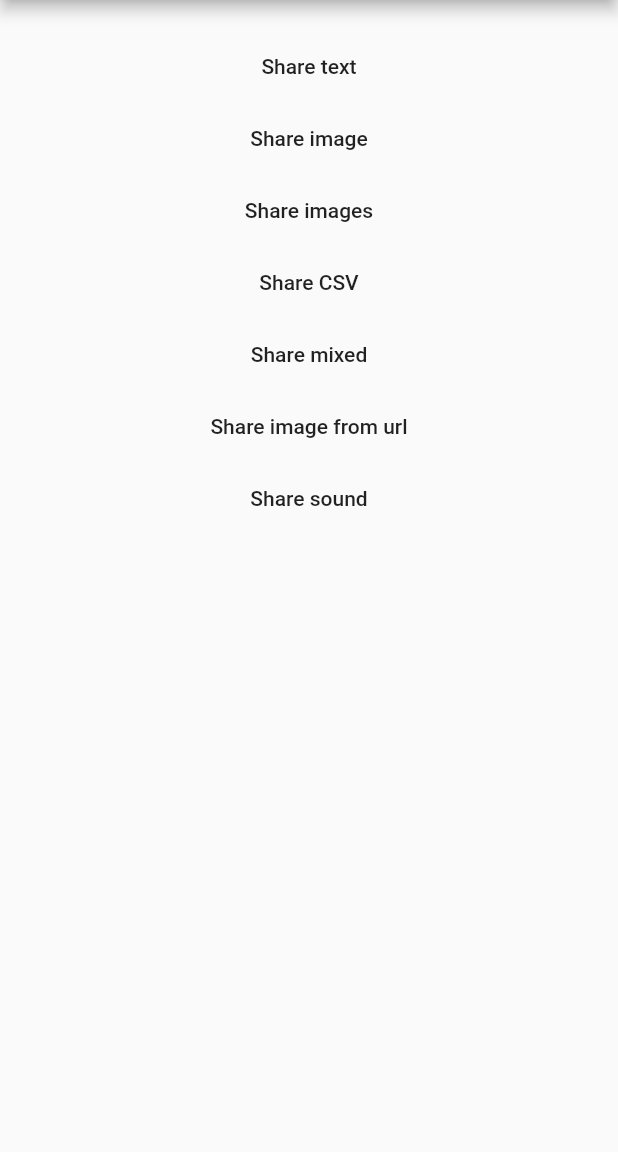
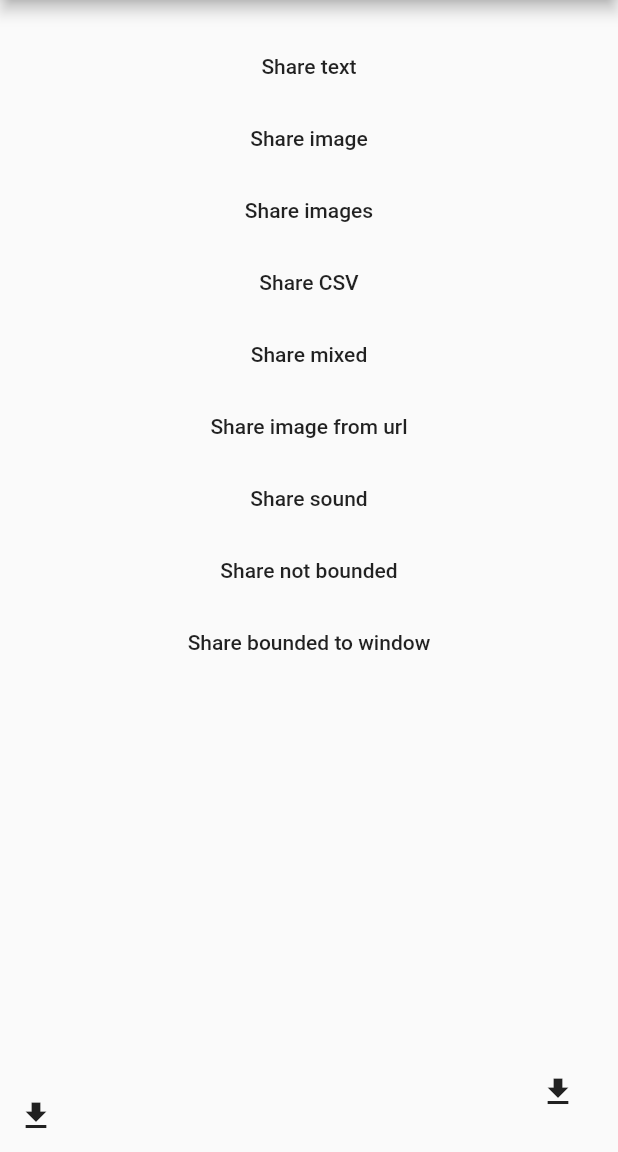
Before and after one commit to esysberlin/esys-flutter-share, a Flutter app: the screen it shows after launch, after a tap on "Share image", on a phone screen of 412 x 824 dp, the part 84-1236 px from its top. Run offline on Flutter 3.47's test engine with Material 2 defaults, Android fonts, the phone set to English and light mode, and no system bars.

Commit message:
fix when bounds equals size of window

```diff
--- a/example/lib/main.dart
+++ b/example/lib/main.dart
@@ -27,7 +27,13 @@ class _MyHomePageState extends State<MyHomePage> {
         appBar: AppBar(
           title: Text('Share Example'),
         ),
-        body: Container(
+        floatingActionButton: Builder(
+                  builder: (BuildContext context) => IconButton(icon: Icon(Icons.file_download), onPressed: () => _shareImage(context),)),
+        body: Stack(
+          children: <Widget>[
+            Positioned.fill(
+              child:
+                Container(
                     padding: const EdgeInsets.all(20.0),
                     child: ListView(
                       children: <Widget>[
@@ -73,8 +79,23 @@ class _MyHomePageState extends State<MyHomePage> {
                             onPressed: () async => await _shareSound(context),
                           ),
                         ),
+                        MaterialButton(
+                            child: Text('Share not bounded'),
+                            onPressed: () async => await _shareImageNotBounded(),
+                          ),
+                        MaterialButton(
+                            child: Text('Share bounded to window'),
+                            onPressed: () async => await _shareImage(context),
+                          ),
+
                       ],
-            )));
+                    )),
+            ),
+
+                    Positioned(child: Builder(
+                  builder: (BuildContext context) => IconButton(icon: Icon(Icons.file_download), onPressed: () => _shareImage(context),)), bottom: 0, left: 0)
+          ],
+        ));
   }
 
   Rect rect(BuildContext context) {
@@ -97,6 +118,17 @@ class _MyHomePageState extends State<MyHomePage> {
       await Share.file(
           'esys image', 'esys.png', bytes.buffer.asUint8List(), 'image/png',
           text: 'My optional text.', sharePositionOrigin: rect(context));
+    } catch (e) {
+      print('error: $e');
+    }
+  }
+
+  Future<void> _shareImageNotBounded() async {
+    try {
+      final ByteData bytes = await rootBundle.load('assets/image1.png');
+      await Share.file(
+          'esys image', 'esys.png', bytes.buffer.asUint8List(), 'image/png',
+          text: 'My optional text.');
     } catch (e) {
       print('error: $e');
     }
```
Also changed, not shown: 1 other file. Lines whose indentation alone changed are shown as unchanged.
